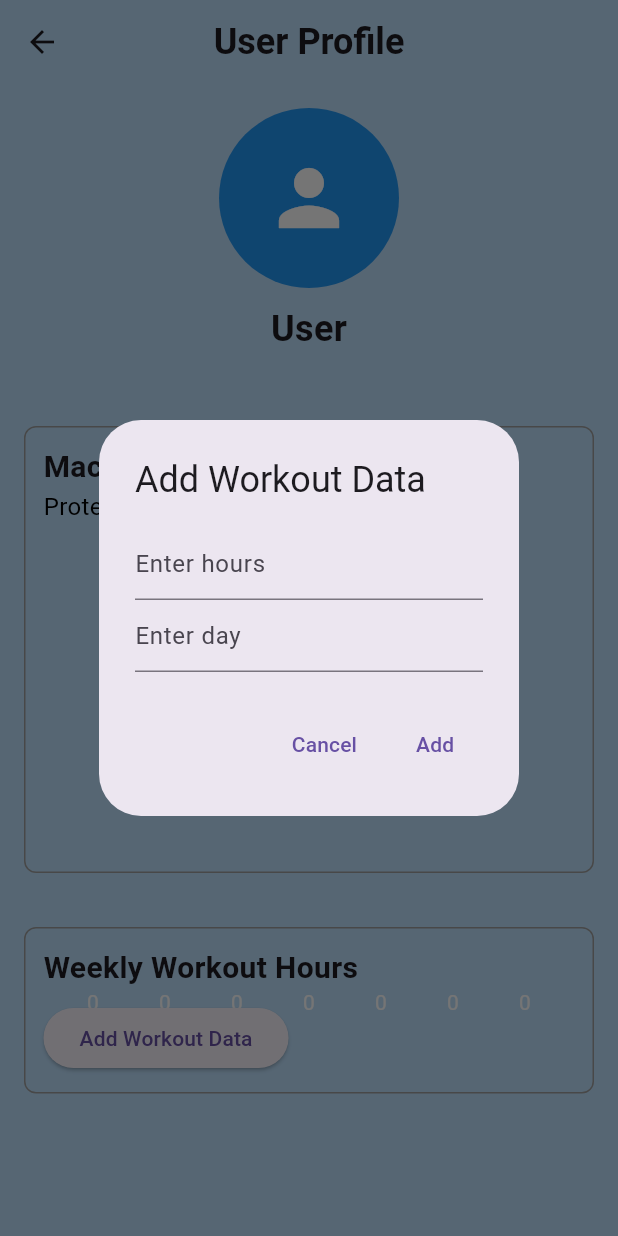
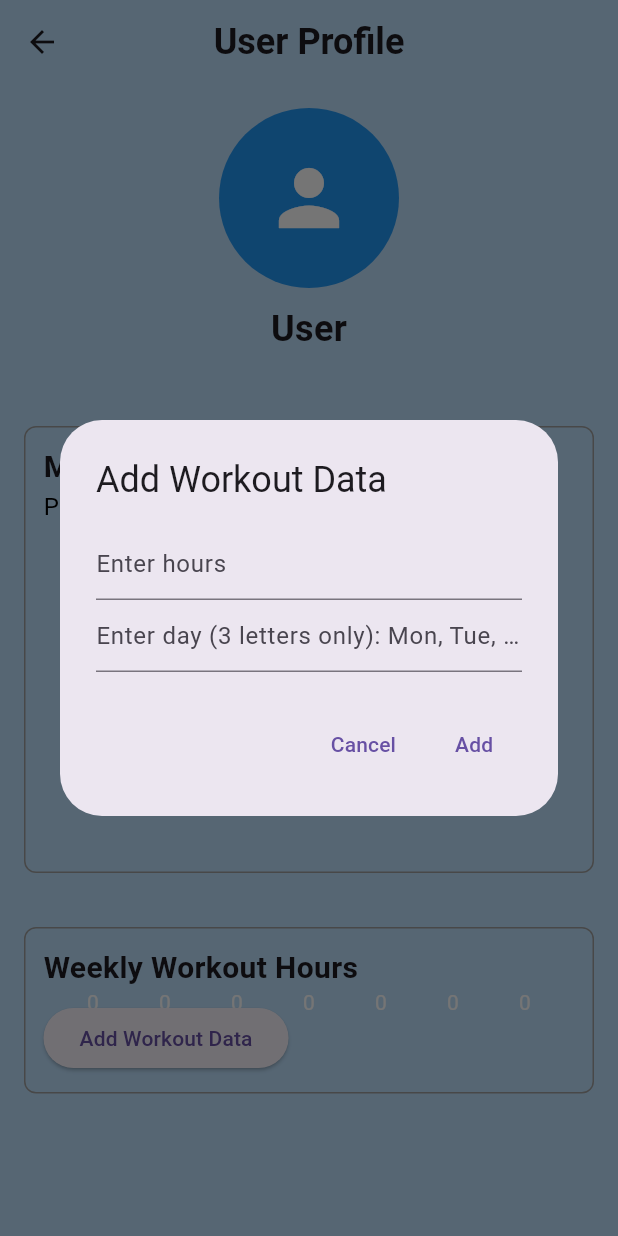
Before and after one commit to rextail90/HealthSync_V2, a Flutter app: the ProfileTab screen opened directly, after a tap on "Add Workout Data", on a phone screen of 412 x 824 dp. Run offline on Flutter 3.47's test engine with Material 3 defaults, Android fonts, the phone set to English and light mode, and no system bars; our stand-ins replace firebase_auth, firebase_core; accounts and stored records are empty.

Commit message:
Message for Day in Profile Tab more descriptive

```diff
--- a/lib/screens/profile_tab.dart
+++ b/lib/screens/profile_tab.dart
@@ -148,7 +148,8 @@ class _ProfileTabState extends State<ProfileTab> {
               ),
               TextField(
                 controller: dayController,
-                decoration: const InputDecoration(hintText: 'Enter day'),
+                decoration: const InputDecoration(
+                    hintText: 'Enter day (3 letters only): Mon, Tue, ...'),
               ),
             ],
           ),
```
